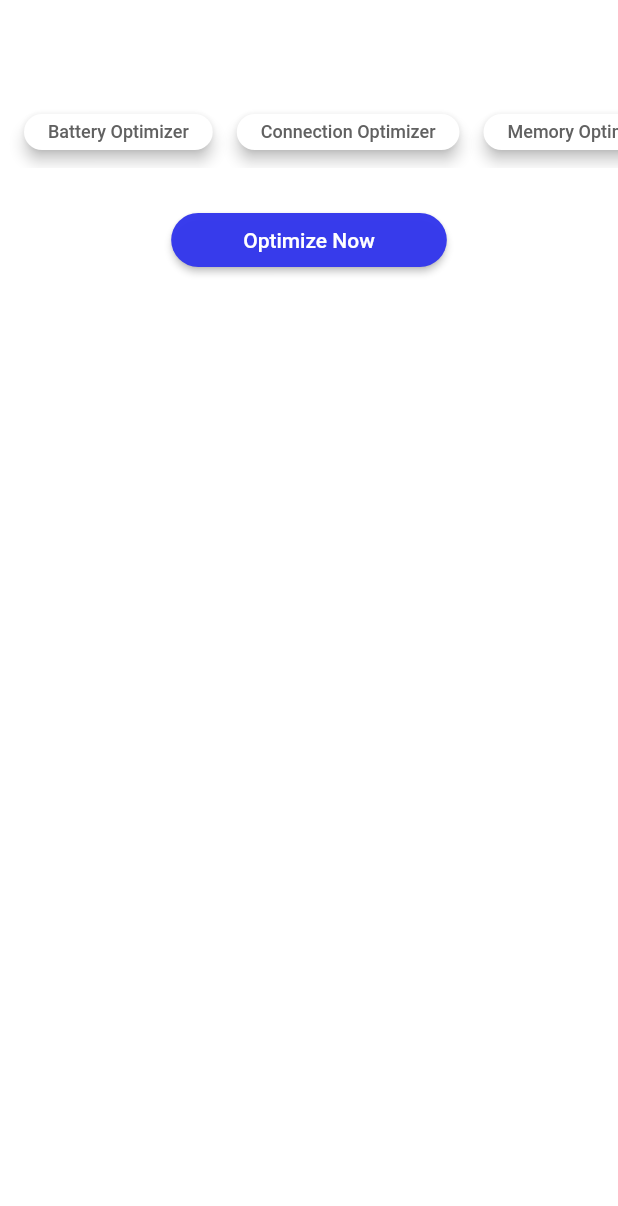
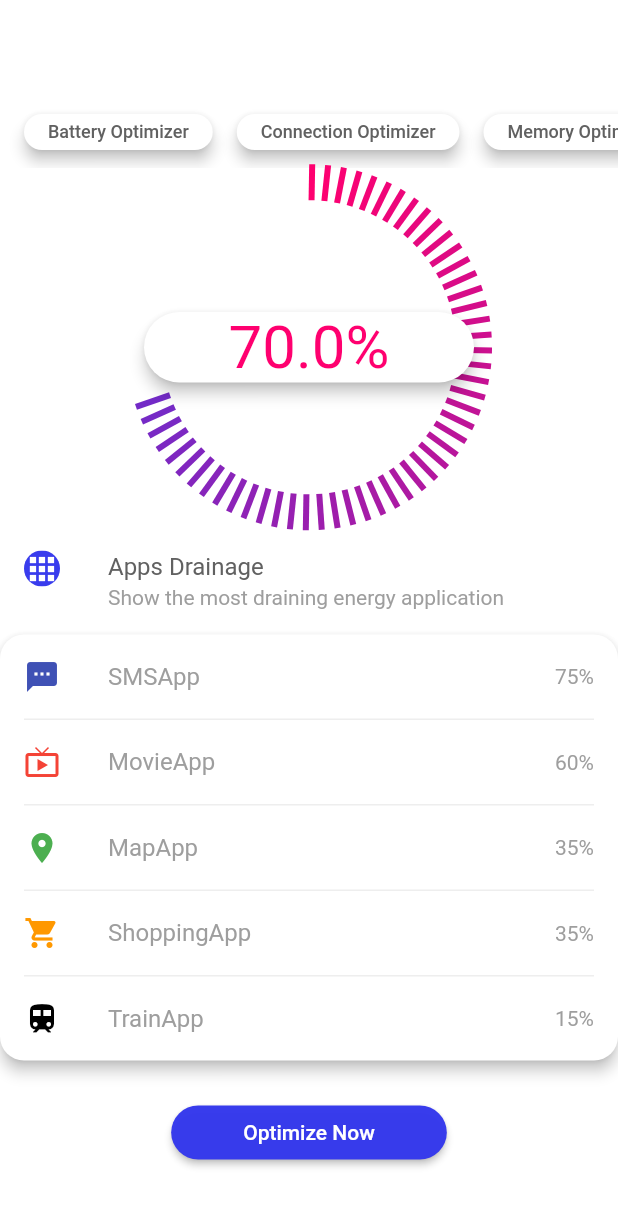
Before and after one commit to m-shichida/flutter_battery_optimizer, a Flutter app: the screen it shows after launch, on a phone screen of 412 x 824 dp. Shown: the top 1206 px of the screen. Run offline on Flutter 3.47's test engine with Material 2 defaults, Android fonts, the phone set to English and light mode, and no system bars.

Commit message:
最後まで

```diff
--- a/lib/main.dart
+++ b/lib/main.dart
@@ -46,6 +46,8 @@ class BatteryOptimizerPage extends StatelessWidget {
         child: Column(
           children: <Widget>[
             OptimizerButtons(),
+            BatteryLevelIndicatorPainter(),
+            AppsDrainage(),
             OptimizeNow(),
           ],
         ),
@@ -77,11 +79,11 @@ class _OptimizerButton extends StatelessWidget {
       child: Text(
         text,
         style: TextStyle(color: kColorTitle, fontSize: 12),
-        ));
+      ),
+    );
   }
 }
 
-// ボタン一覧
 class OptimizerButtons extends StatelessWidget {
   @override
   Widget build(BuildContext context) {
@@ -90,20 +92,192 @@ class OptimizerButtons extends StatelessWidget {
       child: SingleChildScrollView(
         scrollDirection: Axis.horizontal,
         child: Row(
-              children: <Widget>[
+          children: [
             SizedBox(width: 16),
             _OptimizerButton(text: 'Battery Optimizer'),
             SizedBox(width: 16),
             _OptimizerButton(text: 'Connection Optimizer'),
-                SizedBox(
-                  width: 16,
-                ),
+            SizedBox(width: 16),
             _OptimizerButton(text: 'Memory Optimizer'),
             SizedBox(width: 16),
             _OptimizerButton(text: 'Storage Optimizer'),
             SizedBox(width: 16),
           ],
+        ),
+      ),
+    );
+  }
+}
+
+// インジケータ
+class _BatteryLevelIndicatorPainter extends CustomPainter {
+  final double percentage; // バッテリーレベルの割合
+  final double textCircleRadius; // 内側に表示される白丸の割合
+
+  _BatteryLevelIndicatorPainter(
+      {@required this.percentage, @required this.textCircleRadius});
+
+  @override
+  void paint(Canvas canvas, Size size) {
+    for (int i = 1; i < (360 * percentage); i += 5) {
+      final per = i / 360.0;
+      // 割合(0~1.0)からグラデーション色に変換
+      final color = ColorTween(
+        begin: kColorIndicatorBegin,
+        end: kColorIndicatorEnd,
+      ).lerp(per);
+      final paint = Paint()
+        ..color = color
+        ..style = PaintingStyle.stroke
+        ..strokeWidth = 4;
+
+      final spaceLen = 16; // 円とゲージ間の長さ
+      final lineLen = 24; // ゲージの長さ
+      final angle = (2 * pi * per) - (pi / 2); // 0時方向から開始するため-90度ずらす
+
+      // 円の中心座標
+      final offset0 = Offset(size.width * 0.5, size.height * 0.5);
+      // 線の内側部分の座標
+      final offset1 = offset0.translate(
+        (textCircleRadius + spaceLen) * cos(angle),
+        (textCircleRadius + spaceLen) * sin(angle),
+      );
+      final offset2 = offset1.translate(
+        lineLen * cos(angle),
+        lineLen * sin(angle),
+      );
+
+      canvas.drawLine(offset1, offset2, paint);
+    }
+  }
+
+  @override
+  bool shouldRepaint(CustomPainter oldDelegate) {
+    return false;
+  }
+}
+
+class BatteryLevelIndicatorPainter extends StatelessWidget {
+  final percentage = 0.7;
+  final size = 164.0;
+
+  @override
+  Widget build(BuildContext context) {
+    return CustomPaint(
+        painter: _BatteryLevelIndicatorPainter(
+            percentage: percentage, textCircleRadius: size * 0.5),
+        child: Container(
+            padding: const EdgeInsets.all(96),
+            child: Material(
+              color: Colors.white,
+              elevation: kElevation,
+              borderRadius: BorderRadius.circular(size * 0.5),
+              child: Center(
+                  child: Text('${percentage * 100}%',
+                      style: TextStyle(color: kColorPink, fontSize: 40))),
             )));
+  }
+}
+
+// アプリ一覧
+class _HorizontalBorder extends StatelessWidget {
+  @override
+  Widget build(BuildContext context) {
+    return Container(
+      height: 1,
+      margin: EdgeInsets.symmetric(horizontal: 16),
+      color: Colors.grey[200],
+    );
+  }
+}
+
+class _AppColumn extends StatelessWidget {
+  final String name;
+  final Icon icon;
+  final String percentage;
+  const _AppColumn({
+    Key key,
+    @required this.name,
+    @required this.icon,
+    @required this.percentage,
+  }) : super(key: key);
+  @override
+  Widget build(BuildContext context) {
+    return ListTile(
+      leading: icon,
+      title: Text(
+        name,
+        style: TextStyle(color: kColorText),
+      ),
+      trailing: Text(
+        percentage,
+        style: TextStyle(color: kColorText),
+      ),
+    );
+  }
+}
+
+class AppsDrainage extends StatelessWidget {
+  @override
+  Widget build(BuildContext context) {
+    return Column(
+      children: [
+        ListTile(
+          leading: ClipOval(
+            child: Container(
+              color: kColorPurple,
+              child: Icon(Icons.apps, color: Colors.white),
+            ),
+          ),
+          title: Text(
+            'Apps Drainage',
+            style: TextStyle(color: kColorTitle),
+          ),
+          subtitle: Text(
+            'Show the most draining energy application',
+            style: TextStyle(color: kColorText),
+          ),
+        ),
+        Material(
+          color: Colors.white,
+          elevation: kElevation,
+          borderRadius: BorderRadius.circular(16),
+          child: Column(
+            children: [
+              _AppColumn(
+                icon: Icon(Icons.sms, color: Colors.indigo),
+                name: 'SMSApp',
+                percentage: '75%',
+              ),
+              _HorizontalBorder(),
+              _AppColumn(
+                icon: Icon(Icons.live_tv, color: Colors.red),
+                name: 'MovieApp',
+                percentage: '60%',
+              ),
+              _HorizontalBorder(),
+              _AppColumn(
+                icon: Icon(Icons.place, color: Colors.green),
+                name: 'MapApp',
+                percentage: '35%',
+              ),
+              _HorizontalBorder(),
+              _AppColumn(
+                icon: Icon(Icons.local_grocery_store, color: Colors.orange),
+                name: 'ShoppingApp',
+                percentage: '35%',
+              ),
+              _HorizontalBorder(),
+              _AppColumn(
+                icon: Icon(Icons.train, color: Colors.black),
+                name: 'TrainApp',
+                percentage: '15%',
+              ),
+            ],
+          ),
+        ),
+      ],
+    );
   }
 }
 
```
Lines whose indentation alone changed are shown as unchanged.
